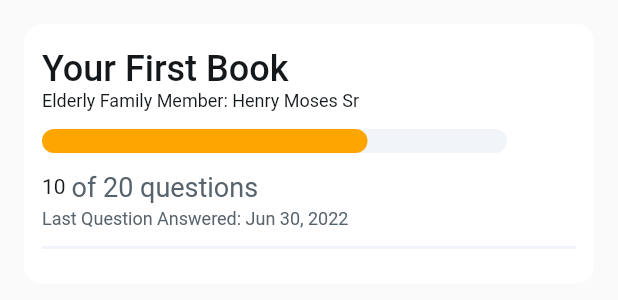
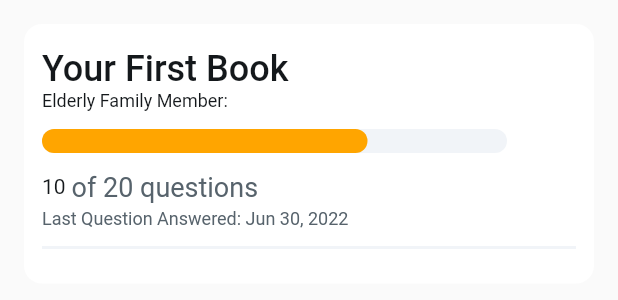
Before and after one commit to Henry-Moses/TalkswithMoses, a Flutter app: the Card27InsuranceCardWidget widget shown alone on an empty page, opened directly, on a phone screen of 412 x 824 dp. Shown: the top 300 px of the screen. Run offline on Flutter 3.47's test engine with Material 2 defaults, Android fonts, the phone set to English and light mode, and no system bars; drawn by our look-alikes of flutter_animate, percent_indicator; our stand-ins replace auto_size_text, cached_network_image, cloud_firestore, equatable, file_picker, firebase_core and 14 more; missing offline and left inert: json_path, mime_type; accounts and stored records are empty; statements that could not run were skipped.

Commit message:
Updating to latest FlutterFlow output.

```diff
--- a/lib/components/card27_insurance_card_widget.dart
+++ b/lib/components/card27_insurance_card_widget.dart
@@ -99,7 +99,7 @@ class _Card27InsuranceCardWidgetState extends State<Card27InsuranceCardWidget>
                 style: FlutterFlowTheme.of(context).headlineSmall,
               ),
               Text(
-                'Elderly Family Member: Henry Moses Sr',
+                'Elderly Family Member: ',
                 style: FlutterFlowTheme.of(context).bodyMedium,
               ),
               Padding(
```
